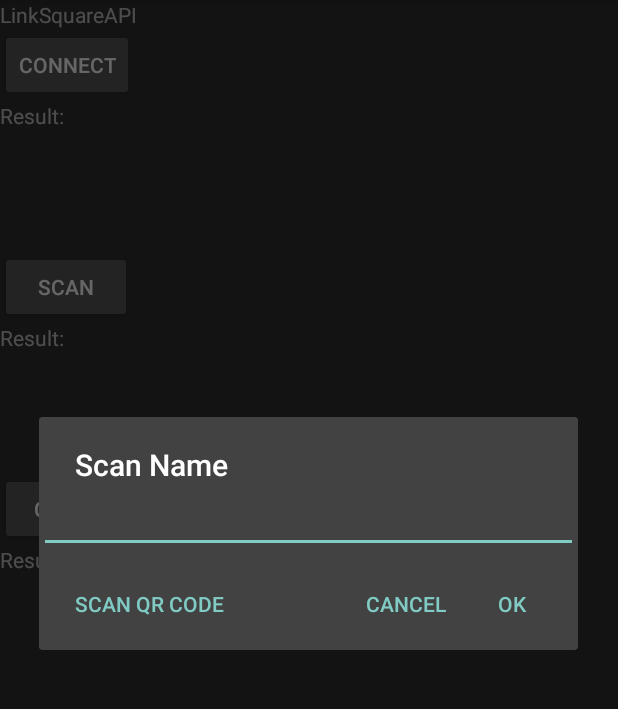
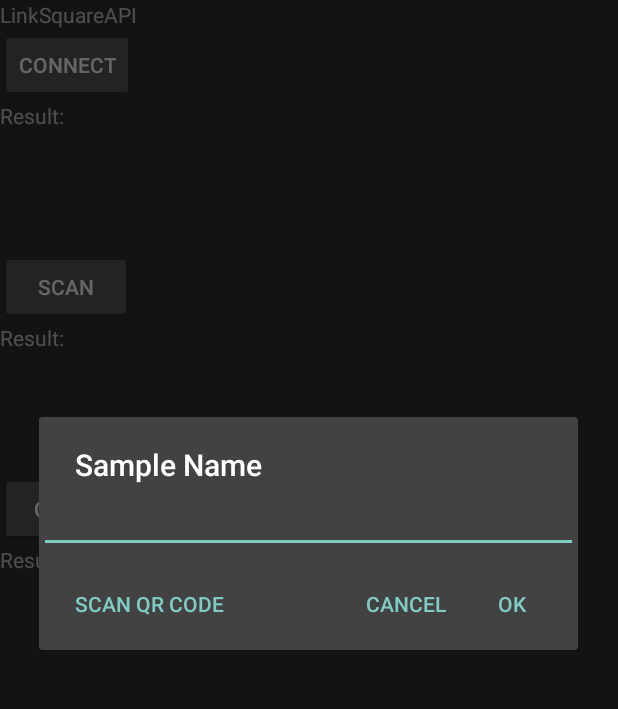
Before and after one commit to PhenoApps/Prospector, an Android app: the MainActivity screen opened directly, with no data from a screen before it, after a tap on "SCAN", on a phone screen of 412 x 824 dp, the part 84-793 px from its top. Run offline under Robolectric (Android 15) with nearby library versions, the phone set to English and light mode, and no system bars; libraries missing offline, so code that uses them is left out: com.stratiotechnology.linksquareapi.

Commit message:
Minor update

```diff
--- a/app/src/main/java/com/stratio/linksquare/androidexample/MainActivity.java
+++ b/app/src/main/java/com/stratio/linksquare/androidexample/MainActivity.java
@@ -116,7 +116,7 @@ public class MainActivity extends AppCompatActivity implements LinkSquareAPI.Lin
         button_scan.setOnClickListener(new View.OnClickListener() {
             public void onClick(View v) {
                 AlertDialog.Builder builder = new AlertDialog.Builder(MainActivity.this);
-                builder.setTitle("Scan Name");
+                builder.setTitle("Sample Name");
                 final EditText input = new EditText(MainActivity.this);
                 input.setInputType(InputType.TYPE_CLASS_TEXT);
                 builder.setView(input);
@@ -129,7 +129,7 @@ public class MainActivity extends AppCompatActivity implements LinkSquareAPI.Lin
                             saveScan(observationUnitName);
                         } else {
                             AlertDialog.Builder builder2 = new AlertDialog.Builder(MainActivity.this);
-                            builder2.setTitle("Duplicate Scan Name");
+                            builder2.setTitle("Duplicate Sample Name");
                             builder2.setMessage("Add this scan to the existing sample?");
                             builder2.setPositiveButton("Yes", new DialogInterface.OnClickListener() {
                                 @Override
```
